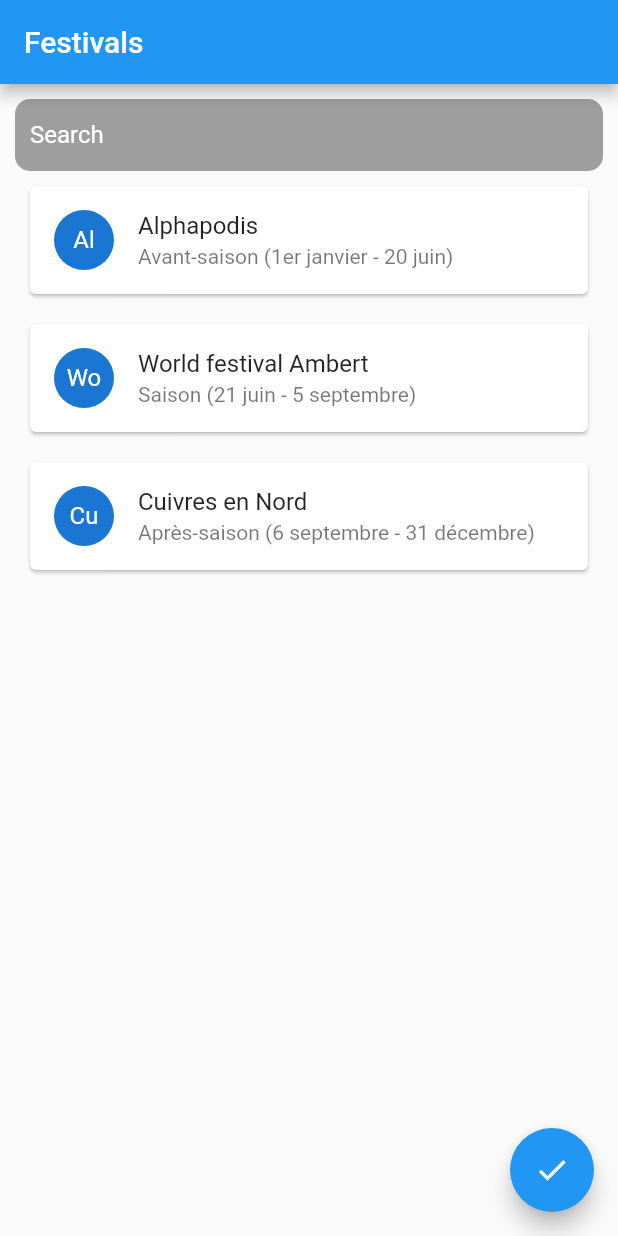
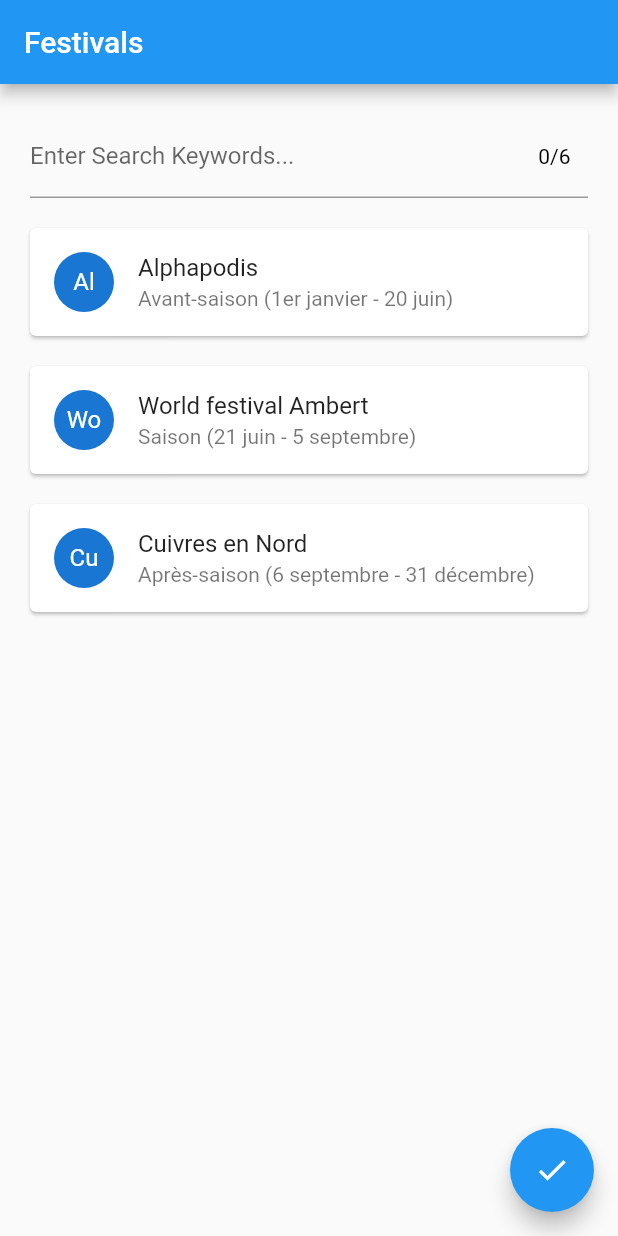
Before and after one commit to polymorph233/culture_flutter_client, a Flutter app: the screen it shows after launch, after a tap on "Festivals", on a phone screen of 412 x 824 dp. Run offline on Flutter 3.47's test engine with Material 2 defaults, Android fonts, the phone set to English and light mode, and no system bars; our stand-ins replace carousel_slider, go_router.

Commit message:
Search box splitting

```diff
--- /dev/null
+++ b/lib/packages/text_cursor/text_cursor.dart
@@ -0,0 +1,577 @@
+import 'dart:async';
+import 'package:flutter/material.dart';
+import 'package:flutter/services.dart';
+
+class TextCursor extends StatefulWidget {
+
+  const TextCursor({Key? key,
+    this.duration = const Duration(milliseconds: 500),
+    this.resumed = false,
+    this.cursorColor = Colors.blue,
+  }) : super(key: key);
+
+  final Duration duration;
+  final bool resumed;
+  final Color cursorColor;
+
+  @override
+  _TextCursorState createState() => _TextCursorState();
+}
+
+class _TextCursorState extends State<TextCursor> with SingleTickerProviderStateMixin {
+  bool _displayed = false;
+  Timer? _timer;
+
+  @override
+  void initState() {
+    super.initState();
+    _timer = Timer.periodic(widget.duration, _onTimer);
+  }
+
+  void _onTimer(Timer timer) {
+    setState(() => _displayed = !_displayed);
+  }
+
+  @override
+  void dispose() {
+    const TextField();
+    _timer!.cancel();
+    super.dispose();
+  }
+
+  @override
+  Widget build(BuildContext context) {
+    return FractionallySizedBox(
+      heightFactor: 0.7,
+      child: Opacity(
+        opacity: _displayed && widget.resumed ? 1.0 : 0.0,
+        child: Container(
+          width: 2.0,
+          color: widget.cursorColor,
+        ),
+      ),
+    );
+  }
+}
+
+typedef ChipsBuilder<T> = Widget Function(BuildContext context, ChipsInputState<T> state, T data);
+typedef ChipTextValidator = int Function(String value);
+
+const kObjectReplacementChar = 0xFFFD;
+
+extension on TextEditingValue {
+  String get normalCharactersText => String.fromCharCodes(
+    text.codeUnits.where((ch) => ch != kObjectReplacementChar),
+  );
+
+  List<int> get replacementCharacters => text.codeUnits.where((ch) => ch == kObjectReplacementChar).toList(growable: false);
+
+  int get replacementCharactersCount => replacementCharacters.length;
+}
+
+class ChipsInput<T> extends StatefulWidget {
+  const ChipsInput({
+    required Key key,
+    this.decoration = const InputDecoration(),
+    this.enabled = true,
+    required this.width,
+    this.chipBuilder,
+    this.addChip,
+    this.deleteChip,
+    this.onChangedTag,
+    this.initialTags = const <String>[],
+    this.separator = ' ',
+    required this.chipTextValidator,
+    this.chipSpacing = 6,
+    this.maxChips = 5,
+    this.maxTagSize = 10,
+    this.maxTagColor = Colors.red,
+    this.cursorColor = Colors.blue,
+    this.textStyle,
+    this.countTextStyle = const TextStyle(color: Colors.black),
+    this.countMaxTextStyle = const TextStyle(color: Colors.red),
+    this.inputType = TextInputType.text,
+    this.textOverflow = TextOverflow.clip,
+    this.obscureText = false,
+    this.autocorrect = true,
+    this.actionLabel,
+    this.inputAction = TextInputAction.done,
+    this.keyboardAppearance = Brightness.light,
+    this.textCapitalization = TextCapitalization.none,
+    this.autofocus = false,
+    this.focusNode,
+  })  : assert(initialTags.length <= maxChips),
+        assert(separator.length == 1),
+        assert(chipSpacing > 0),
+        super(key: key);
+
+  final InputDecoration decoration;
+  final TextStyle? textStyle;
+  final double width;
+  final bool enabled;
+  final ChipsBuilder<T>? chipBuilder;
+  final ValueChanged<String>? addChip;
+  final Function()? deleteChip;
+  final Function()? onChangedTag;
+  final String separator;
+  final ChipTextValidator chipTextValidator;
+  final double chipSpacing;
+  final int maxTagSize;
+  final Color maxTagColor;
+  final Color cursorColor;
+
+  final List<String> initialTags;
+  final int maxChips;
+  final TextStyle countTextStyle;
+  final TextStyle countMaxTextStyle;
+
+  final TextInputType inputType;
+  final TextOverflow textOverflow;
+  final bool obscureText;
+  final bool autocorrect;
+  final String? actionLabel;
+  final TextInputAction inputAction;
+  final Brightness keyboardAppearance;
+  final bool autofocus;
+  final FocusNode? focusNode;
+
+  final TextCapitalization textCapitalization;
+
+  @override
+  ChipsInputState<T> createState() => ChipsInputState<T>();
+}
+
+class ChipsInputState<T> extends State<ChipsInput<T>> implements TextInputClient {
+  Set<T> _chips = <T>{};
+  TextEditingValue _value = const TextEditingValue();
+  TextInputConnection? _textInputConnection;
+  Size? size;
+  final Map<T, String> _enteredTexts = {};
+  final List<String> _enteredTags = [];
+
+  FocusNode? _focusNode;
+
+  FocusNode get _effectiveFocusNode => widget.focusNode ?? (_focusNode ??= FocusNode());
+
+  TextInputConfiguration get textInputConfiguration => TextInputConfiguration(
+    inputType: widget.inputType,
+    obscureText: widget.obscureText,
+    autocorrect: widget.autocorrect,
+    actionLabel: widget.actionLabel,
+    inputAction: widget.inputAction,
+    keyboardAppearance: widget.keyboardAppearance,
+    textCapitalization: widget.textCapitalization,
+  );
+
+  bool get _hasInputConnection => _textInputConnection != null && _textInputConnection!.attached;
+
+  final ScrollController _chipScrollController = ScrollController();
+
+  final ScrollController _inputTextScrollController = ScrollController();
+
+  double? _inputTextSize;
+  double? _countSizeBox;
+  double? _chipBoxSize;
+
+  @override
+  void initState() {
+    super.initState();
+
+    for (var tag in widget.initialTags) {
+      //widget.addChip(tag);
+    }
+
+    _enteredTags.addAll(widget.initialTags);
+
+    _effectiveFocusNode.addListener(_handleFocusChanged);
+
+    final String initText = String.fromCharCodes(_chips.map((_) => kObjectReplacementChar));
+
+    TextEditingValue initValue = TextEditingValue(text: initText);
+
+    initValue = initValue.copyWith(
+      text: initText,
+      selection: TextSelection.collapsed(offset: initText.length),
+    );
+
+    _textInputConnection ??= TextInput.attach(this, textInputConfiguration)..setEditingState(initValue);
+
+    _updateTextInput(putText: _value.normalCharactersText);
+
+    _scrollToEnd(_inputTextScrollController);
+
+    _chipBoxSize = widget.width * 0.7;
+    _inputTextSize = widget.width * 0.1;
+    _countSizeBox = widget.width * 0.1;
+
+    _chipScrollController.addListener(() {
+      if (_chipScrollController.position.viewportDimension + _inputTextScrollController.position.viewportDimension > widget.width * 0.8) {
+        _inputTextSize = _inputTextScrollController.position.viewportDimension;
+        _chipBoxSize = widget.width * 0.8 - _inputTextSize!;
+        setState(() {});
+      }
+    });
+
+    WidgetsBinding.instance?.addPostFrameCallback((_) async {
+      if (mounted && widget.autofocus) {
+        FocusScope.of(context).autofocus(_effectiveFocusNode);
+      }
+    });
+  }
+
+  void _handleFocusChanged() {
+    if (_effectiveFocusNode.hasFocus) {
+      _openInputConnection();
+    } else {
+      _closeInputConnectionIfNeeded();
+    }
+    if (mounted) {
+      setState(() {});
+    }
+  }
+
+  void _openInputConnection() {
+    if (!_hasInputConnection) {
+      _textInputConnection = TextInput.attach(this, textInputConfiguration)..setEditingState(_value);
+    }
+    _textInputConnection!.show();
+
+    Future.delayed(const Duration(milliseconds: 100), () {
+      WidgetsBinding.instance?.addPostFrameCallback((_) async {
+        RenderObject? renderBox = context.findRenderObject();
+        Scrollable.of(context)?.position.ensureVisible(renderBox!);
+      });
+    });
+  }
+
+  void _closeInputConnectionIfNeeded() {
+    if (_hasInputConnection) {
+      _textInputConnection!.close();
+    }
+  }
+
+  List<String> getTags() {
+    List<String> tags = [];
+    for (var element in _chips) {
+      tags.add(element.toString());
+    }
+
+    return tags;
+  }
+
+  void deleteChip(T data) {
+    if (widget.enabled) {
+      _chips.remove(data);
+      if (_enteredTexts.containsKey(data)) {
+        _enteredTexts.remove(data);
+      }
+      _updateTextInput(putText: _value.normalCharactersText);
+    }
+    if (widget.deleteChip != null) {
+      widget.deleteChip!();
+    }
+  }
+
+  @override
+  void connectionClosed() {}
+
+  @override
+  TextEditingValue get currentTextEditingValue => _value;
+
+  @override
+  void performAction(TextInputAction action) {
+    switch (action) {
+      case TextInputAction.done:
+      case TextInputAction.go:
+      case TextInputAction.send:
+      case TextInputAction.search:
+      default:
+        break;
+    }
+  }
+
+  @override
+  void updateEditingValue(TextEditingValue value) {
+    if (_chipScrollController.hasClients) {
+      _inputTextSize = _inputTextScrollController.position.viewportDimension + 20;
+      _chipBoxSize = widget.width * 0.8 - _inputTextScrollController.position.viewportDimension;
+    }
+
+    int index = widget.chipTextValidator(value.text);
+    if (index == -1) {
+
+    }
+
+    var _newTextEditingValue = value;
+    var _oldTextEditingValue = _value;
+
+    if (_newTextEditingValue.replacementCharactersCount >= _oldTextEditingValue.replacementCharactersCount && _chips.length >= widget.maxChips) {
+      _updateTextInput();
+      _textInputConnection!.setEditingState(_value);
+      return;
+    }
+
+    if (_newTextEditingValue.text != _oldTextEditingValue.text) {
+      if(_newTextEditingValue.text == widget.separator) {
+        _updateTextInput();
+        return;
+      }
+
+      setState(() {
+        _value = value;
+      });
+
+      if (_newTextEditingValue.replacementCharactersCount < _oldTextEditingValue.replacementCharactersCount) {
+        _chips = Set.from(_chips.take(_newTextEditingValue.replacementCharactersCount));
+      }
+      _updateTextInput(putText: _value.normalCharactersText);
+    }
+
+    String tagText = _value.normalCharactersText;
+    if (tagText.isNotEmpty) {
+      String lastString = tagText.substring(tagText.length - 1);
+      if (tagText.length >= widget.maxTagSize && lastString != widget.separator) {
+        _updateTextInput(putText: tagText.substring(0, widget.maxTagSize));
+        return;
+      }
+
+      if (lastString == widget.separator) {
+        String newTag = tagText.substring(0, tagText.length - 1);
+        if(newTag.isEmpty) {
+          _updateTextInput();
+          return;
+        }
+        _chips.add(newTag as T);
+        if (widget.onChangedTag != null) {
+          widget.onChangedTag!();
+        }
+        _enteredTags.add(newTag);
+        _updateTextInput();
+      }
+    }
+  }
+
+  void addChip(T data) {
+    String enteredText = _value.normalCharactersText;
+    if (enteredText.isNotEmpty) _enteredTexts[data] = enteredText;
+    _chips.add(data);
+  }
+
+  void _updateTextInput({String putText = ''}) {
+    final String updatedText = String.fromCharCodes(_chips.map((_) => kObjectReplacementChar)) + putText;
+    setState(() {
+      _value = _value.copyWith(
+        text: updatedText,
+        selection: TextSelection.collapsed(offset: updatedText.length),
+      );
+    });
+
+    _textInputConnection ??= TextInput.attach(this, textInputConfiguration);
+
+    _textInputConnection!.setEditingState(_value);
+  }
+
+  @override
+  void updateFloatingCursor(RawFloatingCursorPoint point) {}
+
+  void _scrollToEnd(ScrollController controller) {
+    Timer(const Duration(milliseconds: 100), () {
+      controller.jumpTo(controller.position.maxScrollExtent);
+    });
+  }
+
+  @override
+  Widget build(BuildContext context) {
+    List<Widget> chipsChildren = _chips.map<Widget>((data) => widget.chipBuilder!(context, this, data)).toList();
+    Widget chipsBox = ConstrainedBox(
+      constraints: BoxConstraints(
+        maxWidth: _chipBoxSize!,
+      ),
+      child: SingleChildScrollView(
+        controller: _chipScrollController,
+        scrollDirection: Axis.horizontal,
+        child: Wrap(
+          spacing: widget.chipSpacing,
+          children: chipsChildren,
+        ),
+      ),
+    );
+
+    int maxCount = widget.maxChips;
+    int currentCount = chipsChildren.length;
+
+    List<String> tagAll = [];
+    for (var element in _chips) {
+      tagAll.add(element.toString());
+    }
+
+    _scrollToEnd(_chipScrollController);
+    _scrollToEnd(_inputTextScrollController);
+
+    Widget countWidget = const SizedBox.shrink();
+    TextStyle countWidgetTextStyle = widget.countTextStyle;
+    if (widget.maxChips <= chipsChildren.length) {
+      countWidgetTextStyle = widget.countMaxTextStyle;
+    }
+    countWidget = Text(currentCount.toString() + "/" + maxCount.toString(), style: countWidgetTextStyle);
+
+    double leftPaddingSize = 0;
+    if (_chips.isNotEmpty) {
+      leftPaddingSize = widget.chipSpacing;
+    }
+
+    return GestureDetector(
+      behavior: HitTestBehavior.opaque,
+      onTap: () {
+        FocusScope.of(context).requestFocus(_effectiveFocusNode);
+        _textInputConnection!.show();
+      },
+      child: InputDecorator(
+        decoration: widget.decoration,
+        isFocused: _effectiveFocusNode.hasFocus,
+        isEmpty: _value.text.isEmpty && _chips.isEmpty,
+        child: Row(
+          children: <Widget>[
+            chipsBox,
+            Padding(
+              padding: EdgeInsets.only(left: leftPaddingSize),
+            ),
+            ConstrainedBox(
+              constraints: BoxConstraints(
+                maxWidth: _inputTextSize!,
+                maxHeight: 32.0,
+              ),
+              child: SingleChildScrollView(
+                controller: _inputTextScrollController,
+                scrollDirection: Axis.horizontal,
+                child: Row(
+                  mainAxisSize: MainAxisSize.min,
+                  crossAxisAlignment: CrossAxisAlignment.stretch,
+                  children: <Widget>[
+                    Flexible(
+                      flex: 1,
+                      child: Center(
+                        child: Text(
+                          _value.normalCharactersText,
+                          maxLines: 1,
+                          overflow: widget.textOverflow,
+                          style: widget.textStyle,
+                          //style: TextStyle(height: _textStyle.height, color: c, fontFamily: _textStyle.fontFamily, fontSize: _textStyle.fontSize),
+                        ),
+                      ),
+                    ),
+                    Flexible(flex: 0, child: TextCursor(resumed: _effectiveFocusNode.hasFocus, cursorColor: widget.cursorColor,)),
+                  ],
+                ),
+              ),
+            ),
+            const Spacer(),
+            SizedBox(
+                width: _countSizeBox,
+                child: Row(
+                  children: <Widget>[
+                    const Padding(
+                      padding: EdgeInsets.only(left: 8),
+                    ),
+                    countWidget,
+                  ],
+                )),
+          ],
+        ),
+      ),
+    );
+  }
+
+  @override
+  // TODO: implement currentAutofillScope
+  AutofillScope get currentAutofillScope => throw UnimplementedError();
+
+  @override
+  void showAutocorrectionPromptRect(int start, int end) {
+    // TODO: implement showAutocorrectionPromptRect
+  }
+
+  @override
+  void performPrivateCommand(String action, Map<String, dynamic> data) {
+    // TODO: implement performPrivateCommand
+  }
+
+  @override
+  void insertTextPlaceholder(Size size) {
+    // TODO: implement insertTextPlaceholder
+  }
+
+  @override
+  void removeTextPlaceholder() {
+    // TODO: implement removeTextPlaceholder
+  }
+
+  @override
+  void showToolbar() {
+    // TODO: implement showToolbar
+  }
+}
+
+class SampleWidget extends StatelessWidget {
+  const SampleWidget({Key? key}) : super(key: key);
+
+  @override
+  Widget build(BuildContext context) {
+    return MaterialApp(home: HomeWidget());
+  }
+}
+
+class HomeWidget extends StatelessWidget {
+  final GlobalKey<ChipsInputState> _chipKey = GlobalKey();
+
+  HomeWidget({Key? key}) : super(key: key);
+
+  @override
+  Widget build(BuildContext context) {
+
+    return Scaffold(
+      body: SafeArea(
+        child: Center(
+          child: ChipsInput(
+            key: _chipKey,
+            keyboardAppearance: Brightness.dark,
+            textCapitalization: TextCapitalization.words,
+            width: MediaQuery.of(context).size.width,
+            enabled: true,
+            maxChips: 5,
+            separator: ' ',
+            decoration: const InputDecoration(
+              hintText: 'Enter Tag...',
+            ),
+            initialTags: const [],
+            autofocus: true,
+            chipTextValidator: (String value) {
+              value.contains('!');
+              return -1;
+            },
+            chipBuilder: (context, state, String tag) {
+              return InputChip(
+                labelPadding: const EdgeInsets.only(left: 8.0, right: 3),
+                backgroundColor: Colors.white,
+                shape: const StadiumBorder(side: BorderSide(width: 1.8, color: Color.fromRGBO(228, 230, 235, 1))),
+                shadowColor: Colors.grey,
+                key: ObjectKey(tag),
+                label: Text(
+                  "# " + tag.toString(),
+                  textAlign: TextAlign.center,
+                ),
+                onDeleted: () => state.deleteChip(tag),
+                deleteIconColor: const Color.fromRGBO(138, 145, 151, 1),
+                materialTapTargetSize: MaterialTapTargetSize.shrinkWrap,
+              );
+            },
+          ),
+        ),
+      ),
+    );
+  }
+}
+
+void main() {
+  runApp(const SampleWidget());
+}
--- a/lib/screens/festival_list_screen.dart
+++ b/lib/screens/festival_list_screen.dart
@@ -3,6 +3,7 @@ import 'package:culture_flutter_client/view_models/festival_list_view_model.dart
 import 'package:flutter/material.dart';
 import 'package:provider/provider.dart';
 
+import '../packages/text_cursor/text_cursor.dart';
 import '../widgets/festival_list.dart';
 
 class FestivalListScreen extends StatefulWidget {
@@ -23,6 +24,9 @@ class _FestivalListScreenState extends State<FestivalListScreen> {
   @override
   Widget build(BuildContext context) {
     final vm = Provider.of<FestivalListViewModel>(context);
+
+    final GlobalKey<ChipsInputState> _chipKey = GlobalKey();
+
     return Scaffold(
         appBar: AppBar(
             title: const Text("Festivals")
@@ -33,21 +37,49 @@ class _FestivalListScreenState extends State<FestivalListScreen> {
             height: MediaQuery.of(context).size.height,
             child: Column(children: <Widget>[
               Container(
-                padding: const EdgeInsets.only(left: 10),
-                decoration: BoxDecoration(
-                    color: Colors.grey,
-                    borderRadius: BorderRadius.circular(10)
-                ),
-                child: TextField(
-                  controller: _controller,
-                  onSubmitted: (value) { /* TODO */ },
-                  style: const TextStyle(color: Colors.white),
-                  decoration: const InputDecoration(
-                      hintText: "Search",
-                      hintStyle: TextStyle(color: Colors.white),
-                      border: InputBorder.none
+                margin: const EdgeInsets.all(10),
+                child:
+                  ChipsInput(
+                    maxChips: 6,
+                    keyboardAppearance: Brightness.dark,
+                    textCapitalization: TextCapitalization.words,
+                    width: MediaQuery.of(context).size.width,
+                    enabled: true,
+                    separator: ' ',
+                    decoration: const InputDecoration(
+                      hintText: 'Enter Search Keywords...',
+                    ),
+                    initialTags: const [],
+                    autofocus: true,
+                    chipBuilder: (context, state, value) {
+                      return InputChip(
+                        key: ObjectKey(value),
+                        labelPadding: const EdgeInsets.only(left: 8.0, right: 3),
+                        backgroundColor: Colors.white,
+                        shape: const StadiumBorder(side: BorderSide(width: 1.8, color: Color.fromRGBO(228, 230, 235, 1))),
+                        shadowColor: Colors.grey,
+                        label: Text("#$value"),
+                        onDeleted: () => state.deleteChip(value),
+                        deleteIconColor: const Color.fromRGBO(138, 145, 151, 1),
+                        materialTapTargetSize: MaterialTapTargetSize.shrinkWrap,
+                      );
+                    },
+                    key: _chipKey,
+                    chipTextValidator: (String value) {
+                      value.contains('!');
+                      return -1;
+                    },
                   ),
-                ),
+                // TextField(
+                //   controller: _controller,
+                //   onSubmitted: (value) { /* TODO */ },
+                //   style: const TextStyle(color: Colors.white),
+                //   decoration: const InputDecoration(
+                //       hintText: "Search",
+                //       hintStyle: TextStyle(color: Colors.white),
+                //       border: InputBorder.none
+                //   ),
+                // ),
               ),
               Expanded(
                   child: FestivalList(festivals: vm.festivals, scrollController: ScrollController(),))//we will create this further down
--- a/lib/view_models/festival_list_view_model.dart
+++ b/lib/view_models/festival_list_view_model.dart
@@ -5,6 +5,8 @@ import 'festival_view_model.dart';
 
 class FestivalListViewModel extends ChangeNotifier {
   List<FestivalViewModel> festivals = <FestivalViewModel>[];
+
+  List<FestivalViewModel> filteredFestivals = <FestivalViewModel>[];
 
   Future<void> update() async {
     // TODO: Update festival list from remote
@@ -19,6 +21,9 @@ class FestivalListViewModel extends ChangeNotifier {
   }
 
   List<FestivalViewModel> randomFestivals(int count) {
+    if (festivals.isEmpty) {
+      update();
+    }
     List<FestivalViewModel> copyOfFestivals = List.from(festivals);
     copyOfFestivals.shuffle();
     if (count > copyOfFestivals.length) {
--- a/pubspec.yaml
+++ b/pubspec.yaml
@@ -39,6 +39,7 @@ dependencies:
   carousel_slider: ^4.1.1
   provider: any
   go_router: ^5.1.10
+  flutter_chips_input: ^2.0.0
 
 dev_dependencies:
   flutter_test:
```
Also changed, not shown: pubspec.lock.
